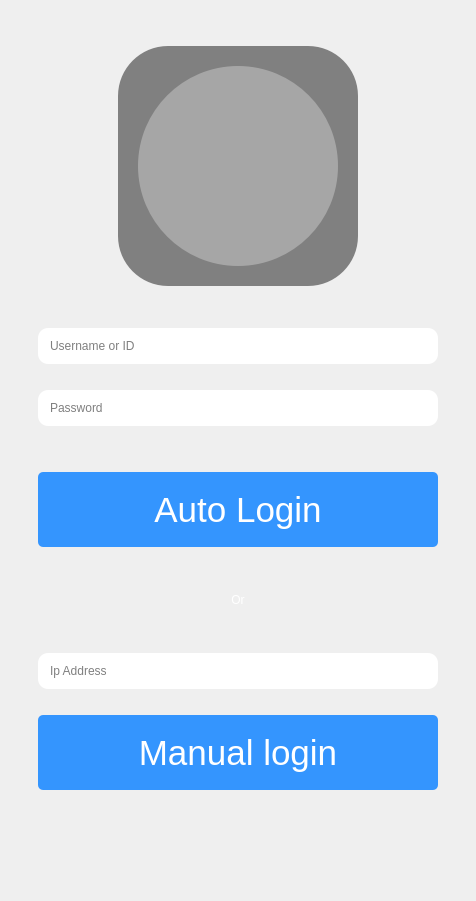
Above: widget/serverConnection/serverconnection.ui from Anmol-A-jain/Dyner-order-client before the change. Below: the same form after it.
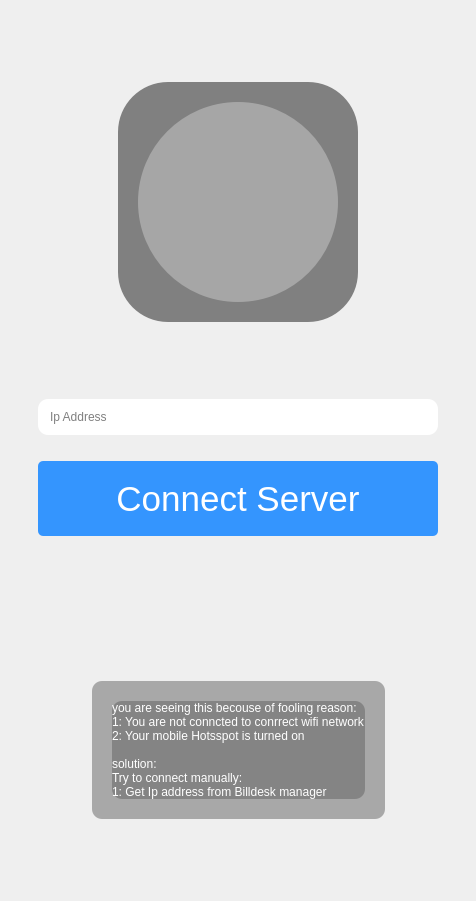
That is the form after the change. Icons and pictures are not drawn.

Commit message: login android updated

```diff
--- a/widget/serverConnection/serverconnection.ui
+++ b/widget/serverConnection/serverconnection.ui
@@ -118,286 +118,7 @@
      <property name="sizeHint" stdset="0">
       <size>
        <width>20</width>
-       <height>40</height>
-      </size>
-     </property>
-    </spacer>
-   </item>
-   <item>
-    <layout class="QHBoxLayout" name="horizontalLayout_2">
-     <item>
-      <spacer name="horizontalSpacer_7">
-       <property name="orientation">
-        <enum>Qt::Horizontal</enum>
-       </property>
-       <property name="sizeHint" stdset="0">
-        <size>
-         <width>40</width>
-         <height>20</height>
-        </size>
-       </property>
-      </spacer>
-     </item>
-     <item>
-      <widget class="QWidget" name="horizontalWidget" native="true">
-       <property name="styleSheet">
-        <string notr="true">background-color: rgb(255, 255, 255);
-border-radius:10px;</string>
-       </property>
-       <layout class="QHBoxLayout" name="horizontalLayout_7">
-        <property name="leftMargin">
-         <number>10</number>
-        </property>
-        <property name="topMargin">
-         <number>10</number>
-        </property>
-        <property name="rightMargin">
-         <number>10</number>
-        </property>
-        <property name="bottomMargin">
-         <number>10</number>
-        </property>
-        <item>
-         <widget class="QLineEdit" name="txtUserName">
-          <property name="minimumSize">
-           <size>
-            <width>380</width>
-            <height>0</height>
-           </size>
-          </property>
-          <property name="styleSheet">
-           <string notr="true"/>
-          </property>
-          <property name="placeholderText">
-           <string>Username or ID</string>
-          </property>
-         </widget>
-        </item>
-       </layout>
-      </widget>
-     </item>
-     <item>
-      <spacer name="horizontalSpacer_8">
-       <property name="orientation">
-        <enum>Qt::Horizontal</enum>
-       </property>
-       <property name="sizeHint" stdset="0">
-        <size>
-         <width>40</width>
-         <height>20</height>
-        </size>
-       </property>
-      </spacer>
-     </item>
-    </layout>
-   </item>
-   <item>
-    <spacer name="verticalSpacer_8">
-     <property name="orientation">
-      <enum>Qt::Vertical</enum>
-     </property>
-     <property name="sizeType">
-      <enum>QSizePolicy::Fixed</enum>
-     </property>
-     <property name="sizeHint" stdset="0">
-      <size>
-       <width>20</width>
-       <height>20</height>
-      </size>
-     </property>
-    </spacer>
-   </item>
-   <item>
-    <layout class="QHBoxLayout" name="horizontalLayout_8">
-     <property name="topMargin">
-      <number>0</number>
-     </property>
-     <item>
-      <spacer name="horizontalSpacer_10">
-       <property name="orientation">
-        <enum>Qt::Horizontal</enum>
-       </property>
-       <property name="sizeHint" stdset="0">
-        <size>
-         <width>40</width>
-         <height>20</height>
-        </size>
-       </property>
-      </spacer>
-     </item>
-     <item>
-      <widget class="QWidget" name="horizontalWidget_2" native="true">
-       <property name="styleSheet">
-        <string notr="true">background-color: rgb(255, 255, 255);
-border-radius:10px;</string>
-       </property>
-       <layout class="QHBoxLayout" name="horizontalLayout_9">
-        <property name="leftMargin">
-         <number>10</number>
-        </property>
-        <property name="topMargin">
-         <number>10</number>
-        </property>
-        <property name="rightMargin">
-         <number>10</number>
-        </property>
-        <property name="bottomMargin">
-         <number>10</number>
-        </property>
-        <item>
-         <widget class="QLineEdit" name="txtPass">
-          <property name="minimumSize">
-           <size>
-            <width>380</width>
-            <height>0</height>
-           </size>
-          </property>
-          <property name="echoMode">
-           <enum>QLineEdit::Password</enum>
-          </property>
-          <property name="placeholderText">
-           <string>Password</string>
-          </property>
-         </widget>
-        </item>
-       </layout>
-      </widget>
-     </item>
-     <item>
-      <spacer name="horizontalSpacer_9">
-       <property name="orientation">
-        <enum>Qt::Horizontal</enum>
-       </property>
-       <property name="sizeHint" stdset="0">
-        <size>
-         <width>40</width>
-         <height>20</height>
-        </size>
-       </property>
-      </spacer>
-     </item>
-    </layout>
-   </item>
-   <item>
-    <spacer name="verticalSpacer_9">
-     <property name="orientation">
-      <enum>Qt::Vertical</enum>
-     </property>
-     <property name="sizeType">
-      <enum>QSizePolicy::Fixed</enum>
-     </property>
-     <property name="sizeHint" stdset="0">
-      <size>
-       <width>20</width>
-       <height>40</height>
-      </size>
-     </property>
-    </spacer>
-   </item>
-   <item>
-    <layout class="QHBoxLayout" name="horizontalLayout_3">
-     <property name="bottomMargin">
-      <number>0</number>
-     </property>
-     <item>
-      <spacer name="horizontalSpacer_3">
-       <property name="orientation">
-        <enum>Qt::Horizontal</enum>
-       </property>
-       <property name="sizeHint" stdset="0">
-        <size>
-         <width>40</width>
-         <height>20</height>
-        </size>
-       </property>
-      </spacer>
-     </item>
-     <item>
-      <widget class="QPushButton" name="btnauto">
-       <property name="minimumSize">
-        <size>
-         <width>400</width>
-         <height>75</height>
-        </size>
-       </property>
-       <property name="font">
-        <font>
-         <pointsize>26</pointsize>
-        </font>
-       </property>
-       <property name="styleSheet">
-        <string notr="true">background-color: #3495fe;
-color: white;
-border-radius:5px;</string>
-       </property>
-       <property name="text">
-        <string>Auto Login</string>
-       </property>
-      </widget>
-     </item>
-     <item>
-      <spacer name="horizontalSpacer_4">
-       <property name="orientation">
-        <enum>Qt::Horizontal</enum>
-       </property>
-       <property name="sizeHint" stdset="0">
-        <size>
-         <width>40</width>
-         <height>20</height>
-        </size>
-       </property>
-      </spacer>
-     </item>
-    </layout>
-   </item>
-   <item>
-    <spacer name="verticalSpacer_3">
-     <property name="orientation">
-      <enum>Qt::Vertical</enum>
-     </property>
-     <property name="sizeType">
-      <enum>QSizePolicy::Fixed</enum>
-     </property>
-     <property name="sizeHint" stdset="0">
-      <size>
-       <width>20</width>
-       <height>40</height>
-      </size>
-     </property>
-    </spacer>
-   </item>
-   <item>
-    <layout class="QHBoxLayout" name="horizontalLayout_5">
-     <property name="bottomMargin">
-      <number>0</number>
-     </property>
-     <item>
-      <widget class="QLabel" name="label_2">
-       <property name="styleSheet">
-        <string notr="true">color: rgb(255, 255, 255);</string>
-       </property>
-       <property name="text">
-        <string>Or</string>
-       </property>
-       <property name="alignment">
-        <set>Qt::AlignCenter</set>
-       </property>
-      </widget>
-     </item>
-    </layout>
-   </item>
-   <item>
-    <spacer name="verticalSpacer_6">
-     <property name="orientation">
-      <enum>Qt::Vertical</enum>
-     </property>
-     <property name="sizeType">
-      <enum>QSizePolicy::Fixed</enum>
-     </property>
-     <property name="sizeHint" stdset="0">
-      <size>
-       <width>20</width>
-       <height>40</height>
+       <height>60</height>
       </size>
      </property>
     </spacer>
@@ -523,7 +244,7 @@
 border-radius:5px;</string>
          </property>
          <property name="text">
-          <string>Manual login</string>
+          <string>Connect Server</string>
          </property>
         </widget>
        </item>
@@ -591,6 +312,93 @@
      </property>
     </spacer>
    </item>
+   <item>
+    <layout class="QHBoxLayout" name="horizontalLayout_2">
+     <property name="topMargin">
+      <number>0</number>
+     </property>
+     <item>
+      <spacer name="horizontalSpacer_3">
+       <property name="orientation">
+        <enum>Qt::Horizontal</enum>
+       </property>
+       <property name="sizeHint" stdset="0">
+        <size>
+         <width>40</width>
+         <height>20</height>
+        </size>
+       </property>
+      </spacer>
+     </item>
+     <item>
+      <widget class="QWidget" name="horizontalWidget_2" native="true">
+       <property name="styleSheet">
+        <string notr="true">background-color: rgba(94, 94, 94, 125);
+border-radius:10px;</string>
+       </property>
+       <layout class="QHBoxLayout" name="horizontalLayout_3">
+        <property name="leftMargin">
+         <number>20</number>
+        </property>
+        <property name="topMargin">
+         <number>20</number>
+        </property>
+        <property name="rightMargin">
+         <number>20</number>
+        </property>
+        <property name="bottomMargin">
+         <number>20</number>
+        </property>
+        <item>
+         <widget class="QLabel" name="label">
+          <property name="styleSheet">
+           <string notr="true">color: rgb(255, 255, 255);</string>
+          </property>
+          <property name="text">
+           <string>you are seeing this becouse of fooling reason:
+1: You are not conncted to conrrect wifi network
+2: Your mobile Hotsspot is turned on
+
+solution:
+Try to connect manually:
+1: Get Ip address from Billdesk manager</string>
+          </property>
+          <property name="wordWrap">
+           <bool>true</bool>
+          </property>
+         </widget>
+        </item>
+       </layout>
+      </widget>
+     </item>
+     <item>
+      <spacer name="horizontalSpacer_4">
+       <property name="orientation">
+        <enum>Qt::Horizontal</enum>
+       </property>
+       <property name="sizeHint" stdset="0">
+        <size>
+         <width>40</width>
+         <height>20</height>
+        </size>
+       </property>
+      </spacer>
+     </item>
+    </layout>
+   </item>
+   <item>
+    <spacer name="verticalSpacer_3">
+     <property name="orientation">
+      <enum>Qt::Vertical</enum>
+     </property>
+     <property name="sizeHint" stdset="0">
+      <size>
+       <width>20</width>
+       <height>40</height>
+      </size>
+     </property>
+    </spacer>
+   </item>
   </layout>
  </widget>
  <resources/>
```
The commit also changes 9 other files.
